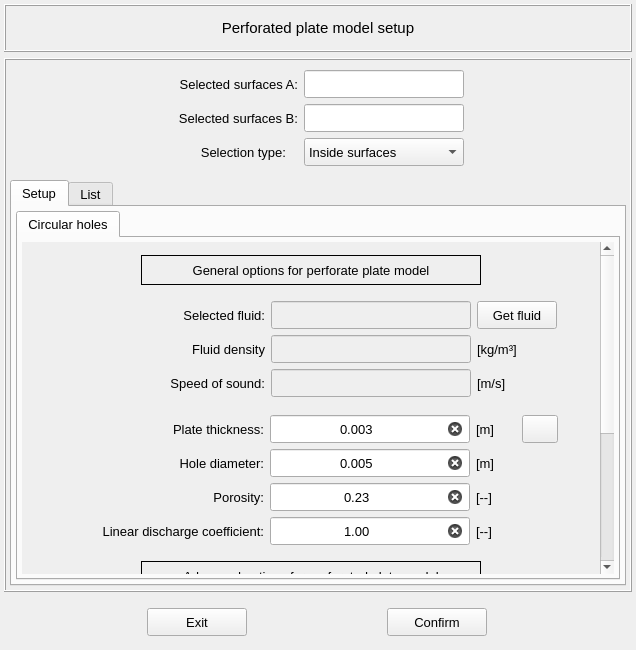
Before: the Qt Designer form vibra/interface/data/ui_files/model/setup/acoustic/perforated_plate_model_inputs.ui in MOPT-UFSC/VIBRA, drawn with Qt 5.
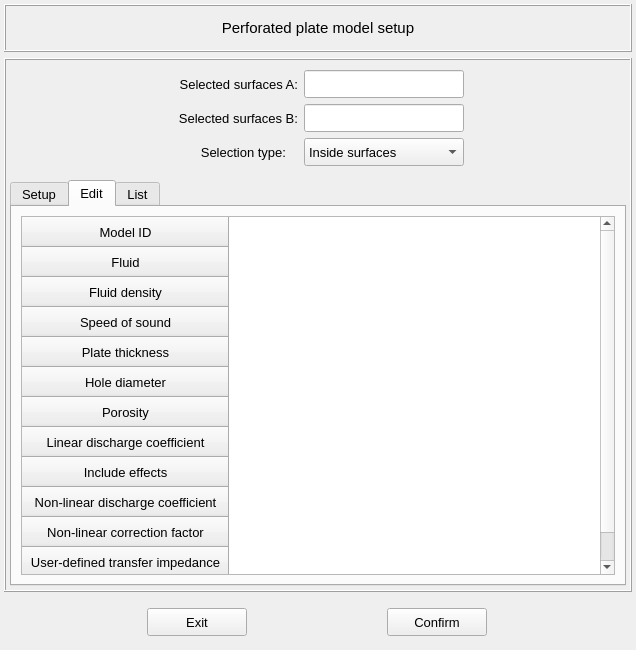
After: the same form once the commit is applied. The open tabs and pages were chosen to show the change. Icons and pictures are not drawn.

Commit message: Add base code for the new perforated plate ui

What changed in the file:
```diff
--- a/vibra/interface/data/ui_files/model/setup/acoustic/perforated_plate_model_inputs.ui
+++ b/vibra/interface/data/ui_files/model/setup/acoustic/perforated_plate_model_inputs.ui
@@ -1784,6 +1784,113 @@
           </item>
          </layout>
         </widget>
+        <widget class="QWidget" name="tab_2">
+         <attribute name="title">
+          <string>Edit</string>
+         </attribute>
+         <layout class="QGridLayout" name="gridLayout_13">
+          <item row="0" column="0">
+           <widget class="QTableWidget" name="tableWidget">
+            <row>
+             <property name="text">
+              <string>Model ID</string>
+             </property>
+             <property name="textAlignment">
+              <set>AlignCenter</set>
+             </property>
+            </row>
+            <row>
+             <property name="text">
+              <string>Fluid</string>
+             </property>
+             <property name="textAlignment">
+              <set>AlignCenter</set>
+             </property>
+            </row>
+            <row>
+             <property name="text">
+              <string>Fluid density</string>
+             </property>
+             <property name="textAlignment">
+              <set>AlignCenter</set>
+             </property>
+            </row>
+            <row>
+             <property name="text">
+              <string>Speed of sound</string>
+             </property>
+             <property name="textAlignment">
+              <set>AlignCenter</set>
+             </property>
+            </row>
+            <row>
+             <property name="text">
+              <string>Plate thickness</string>
+             </property>
+             <property name="textAlignment">
+              <set>AlignCenter</set>
+             </property>
+            </row>
+            <row>
+             <property name="text">
+              <string>Hole diameter</string>
+             </property>
+             <property name="textAlignment">
+              <set>AlignCenter</set>
+             </property>
+            </row>
+            <row>
+             <property name="text">
+              <string>Porosity</string>
+             </property>
+             <property name="textAlignment">
+              <set>AlignCenter</set>
+             </property>
+            </row>
+            <row>
+             <property name="text">
+              <string>Linear discharge coefficient</string>
+             </property>
+             <property name="textAlignment">
+              <set>AlignCenter</set>
+             </property>
+            </row>
+            <row>
+             <property name="text">
+              <string>Include effects</string>
+             </property>
+             <property name="textAlignment">
+              <set>AlignCenter</set>
+             </property>
+            </row>
+            <row>
+             <property name="text">
+              <string>Non-linear discharge coefficient</string>
+             </property>
+             <property name="textAlignment">
+              <set>AlignCenter</set>
+             </property>
+            </row>
+            <row>
+             <property name="text">
+              <string>Non-linear correction factor</string>
+             </property>
+             <property name="textAlignment">
+              <set>AlignCenter</set>
+             </property>
+            </row>
+            <row>
+             <property name="text">
+              <string>User-defined transfer impedance</string>
+             </property>
+             <property name="textAlignment">
+              <set>AlignCenter</set>
+             </property>
+            </row>
+           </widget>
+          </item>
+         </layout>
+        </widget>
         <widget class="QWidget" name="tab_list">
          <attribute name="title">
           <string>List</string>
```
Left out of the diff: 10 changed lines with no effect on the pictures. The commit also changes 78 other files.
